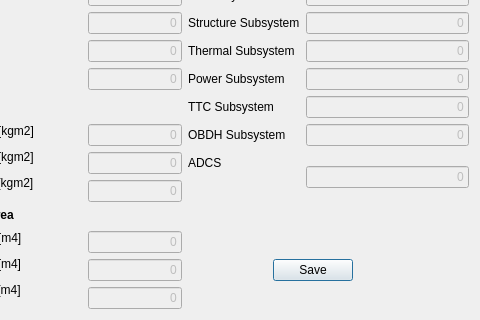
Above: sta-src/SEM/StructureGUI.ui from Dwarf-Planet-Project/SpaceDesignTool before the change; both pictures show x 136 to 616 and y 185 to 505 of the 616 by 505 pixel window. Below: the same form after it.
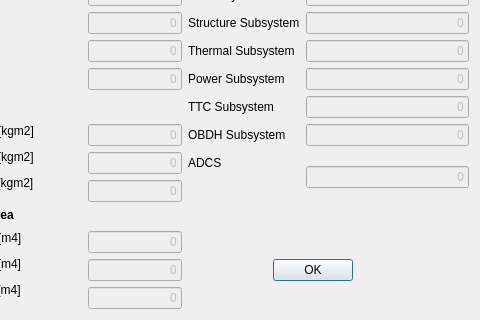
That is the form after the change.

What changed in the file:
```diff
--- a/sta-src/SEM/StructureGUI.ui
+++ b/sta-src/SEM/StructureGUI.ui
@@ -6,7 +6,7 @@
    <rect>
     <x>0</x>
     <y>0</y>
-    <width>600</width>
+    <width>602</width>
     <height>496</height>
    </rect>
   </property>
@@ -882,7 +882,7 @@
      <item row="0" column="1">
       <widget class="QPushButton" name="StructureGUISavePushButton">
        <property name="text">
-        <string>Save</string>
+        <string>OK</string>
        </property>
       </widget>
      </item>
```
